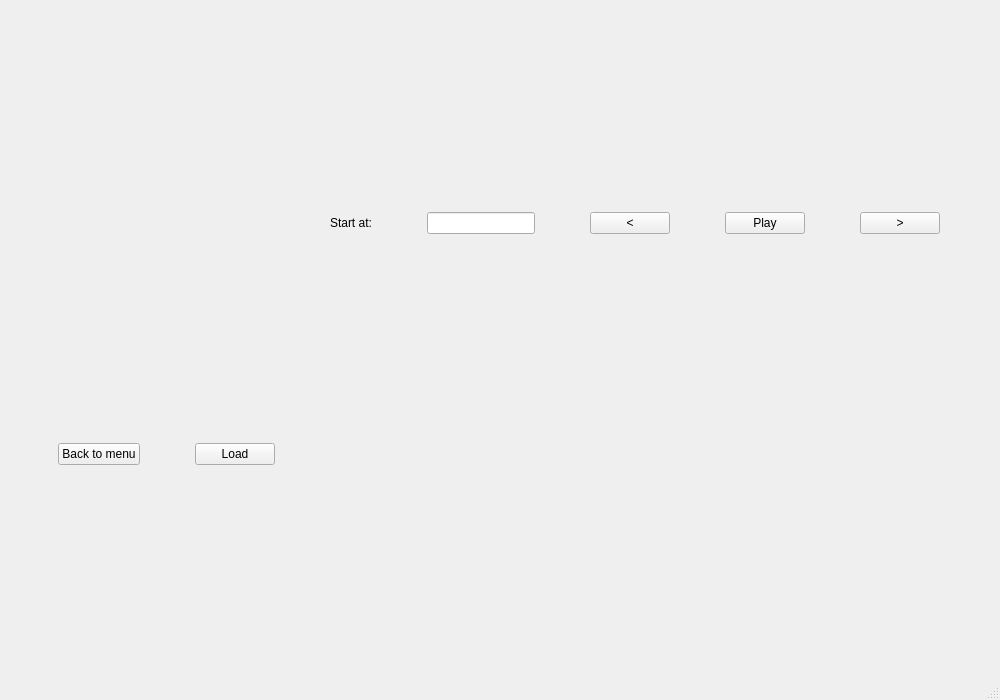
Before: the Qt Designer form arrhythmia/interface/resources/explore.ui in tomsoonn/arrhythmia-prediction, drawn with Qt 5.
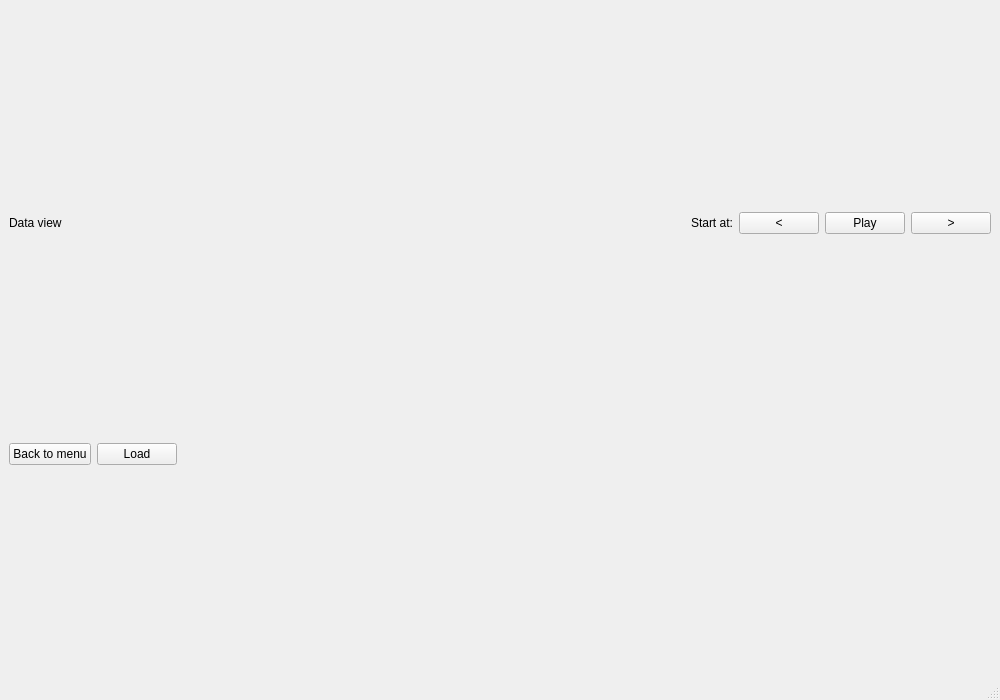
After: the same form once the commit is applied.

Commit message:
[Interface] Legenda mini wykresu, usprawnienia i naprawa bugów w nawigacji po wykresie (#33)
* bugs fixed, mini plot legend added, navigation improved

* style fixes

* small improvements

* bug fix

* style fixes

* explore window fixed

* explore window improved too

* removed print()

Diff of the .ui file:
```diff
--- a/arrhythmia/interface/resources/explore.ui
+++ b/arrhythmia/interface/resources/explore.ui
@@ -41,16 +41,6 @@
       </property>
      </widget>
     </item>
-    <item row="1" column="4">
-     <widget class="QLineEdit" name="start_line">
-      <property name="sizePolicy">
-       <sizepolicy hsizetype="Maximum" vsizetype="Fixed">
-        <horstretch>0</horstretch>
-        <verstretch>0</verstretch>
-       </sizepolicy>
-      </property>
-     </widget>
-    </item>
     <item row="5" column="0">
      <widget class="QPushButton" name="back_button">
       <property name="sizePolicy">
@@ -103,6 +93,13 @@
       </property>
      </widget>
     </item>
+    <item row="1" column="0" colspan="3">
+     <widget class="QLabel" name="data_label">
+      <property name="text">
+       <string>Data view</string>
+      </property>
+     </widget>
+    </item>
    </layout>
   </widget>
   <widget class="QMenuBar" name="menubar">
```
The commit also changes 6 other files.
